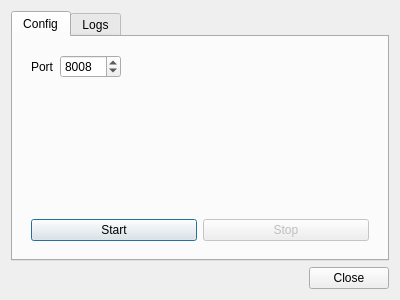
The window that src/bin/server/serverdialog.ui (SfietKonstantin/pokqt) describes before a commit, drawn with Qt 5.
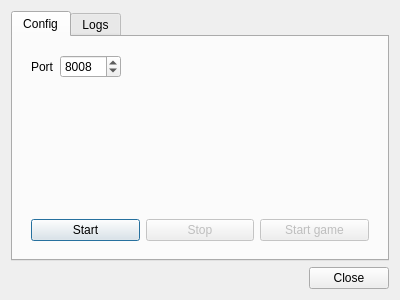
The same window after the commit.

The edit to the form file:
```diff
--- a/src/bin/server/serverdialog.ui
+++ b/src/bin/server/serverdialog.ui
@@ -86,6 +86,16 @@
             </property>
            </widget>
           </item>
+          <item>
+           <widget class="QPushButton" name="startGamePushButton">
+            <property name="enabled">
+             <bool>false</bool>
+            </property>
+            <property name="text">
+             <string>Start game</string>
+            </property>
+           </widget>
+          </item>
          </layout>
         </widget>
        </item>
```
Left out of the diff: 4 changed lines with no effect on the pictures.
